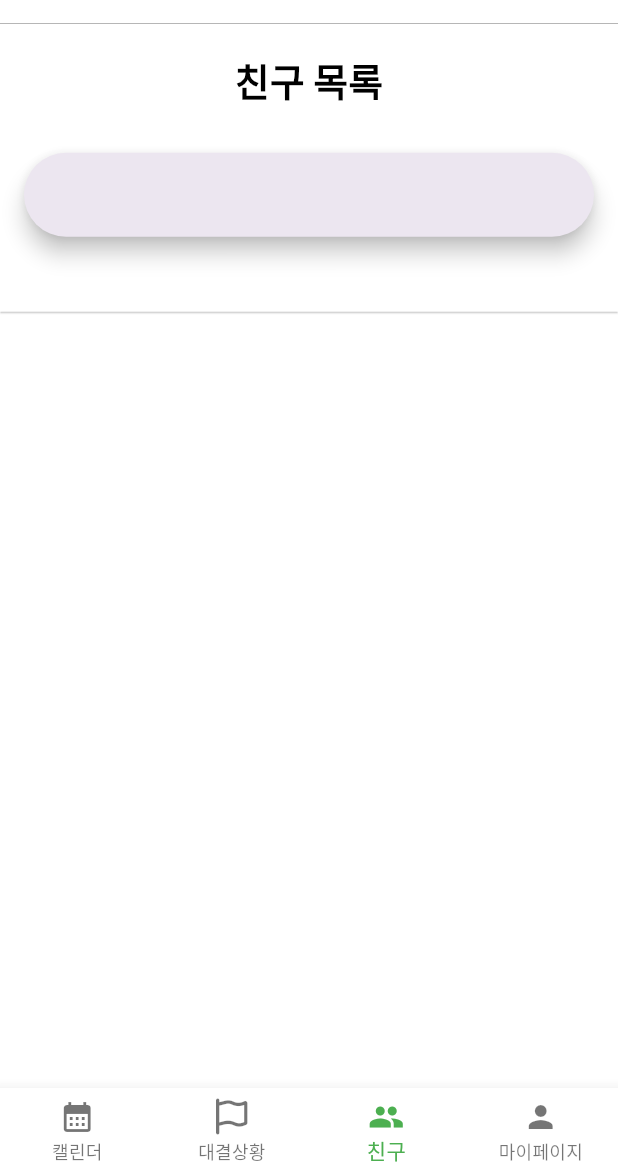
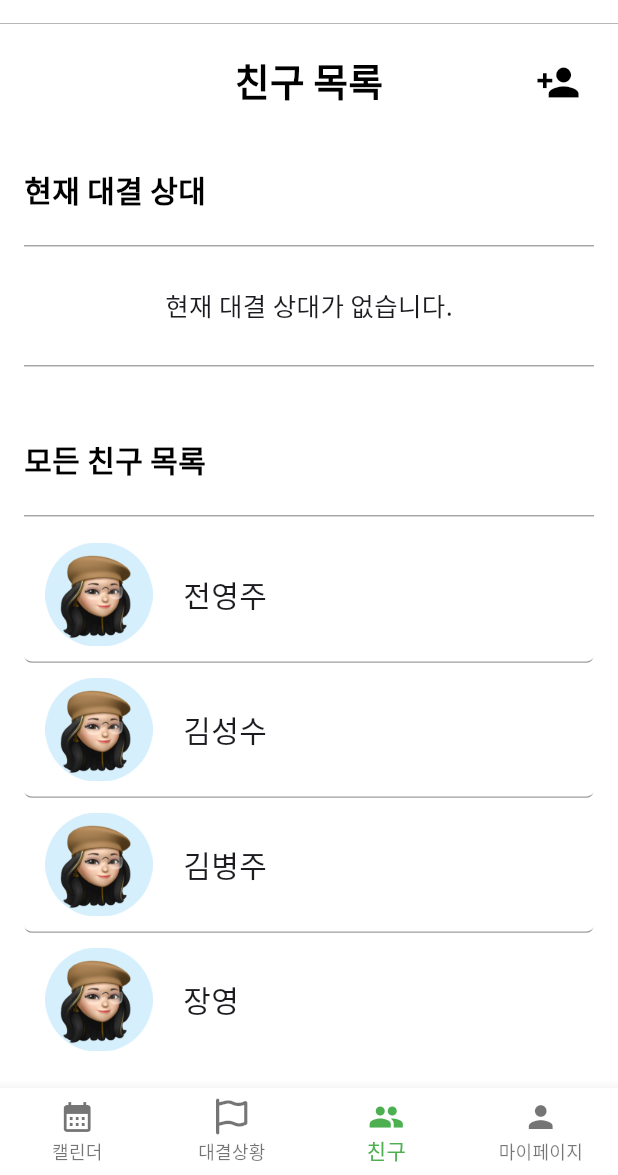
Before and after one commit to aengzu/HCI_03, a Flutter app: the screen it shows after launch, item 3 of the bottom bar chosen, on a phone screen of 412 x 824 dp, the part 61-1236 px from its top. Run offline on Flutter 3.47's test engine with Material 3 defaults, Android fonts, the phone set to English and light mode, and no system bars; our stand-ins replace fl_chart, font_awesome_flutter, get, google_fonts.

Commit message:
feat: 친구목록 UI

```diff
--- /dev/null
+++ b/lib/models/friend.dart
@@ -0,0 +1,20 @@
+import 'package:hci_03/constants/image_assets.dart';
+
+class Friend {
+  String name; // 유저 이름
+  String profileImage; // 이미지 주소 - TODO : 서버 구현 하면 url 수정하기
+  String bio; // 소개란
+
+  Friend({required this.name, required this.profileImage, required this.bio});
+
+}
+  Friend? currentOpponent;
+
+  List<Friend> dummyFriends = [ // dummy 데이터들. 서버 구현 시 삭제
+    Friend(name: "전영주", profileImage: ImageAssets.sender, bio: "안녕하세요."),
+    Friend(name: "김성수", profileImage: ImageAssets.sender, bio: "안녕하세요."),
+    Friend(name: "김병주", profileImage: ImageAssets.sender, bio: "안녕하세요."),
+    Friend(name: "장영", profileImage: ImageAssets.sender, bio: "안녕하세요."),
+    Friend(name: "박정록", profileImage: ImageAssets.sender, bio: "안녕하세요."),
+
+  ];
--- /dev/null
+++ b/lib/screens/myfriend/components/current_oppononent_box.dart
@@ -0,0 +1,47 @@
+import 'package:flutter/material.dart';
+import 'package:hci_03/constants/theme.dart';
+import 'package:hci_03/models/friend.dart';
+import 'package:hci_03/screens/myfriend/components/friend_container.dart';
+
+// NOTE: CurrentOpponentBox :  현재 대결 상대를 표시하는 컨테이너
+class CurrentOpponentBox extends StatelessWidget {
+  const CurrentOpponentBox({super.key});
+
+  @override
+  Widget build(BuildContext context) {
+    return Container(
+      child: Column(
+        crossAxisAlignment: CrossAxisAlignment.start,
+        children: [
+          // 현재 대결 상대라는 제목을 표시하는 텍스트
+          Text(
+            '현재 대결 상대',
+            style: textTheme().titleMedium,
+          ),
+          const SizedBox(height: 15.0), // 간격을 주기 위한 SizedBox
+          const Divider(thickness: 0.9, color: Colors.grey), // 구분선
+          // currentOpponent가 null이라면 '현재 대결 상대가 없습니다.'라는 텍스트를 표시하고,
+          // 그렇지 않다면 FriendContainer에 currentOpponent를 전달하여 표시
+          currentOpponent == null
+              ?
+              _buildNoOpponentMessage()
+              : FriendContainer(friend: currentOpponent!),
+        ],
+      ),
+    );
+  }
+  // NOTE: _buildNoOpponentMessage : '현재 대결 상대가 없습니다' 메시지를 빌드하는 함수
+  Widget _buildNoOpponentMessage() {
+    return const Column(
+      children: [
+        SizedBox(height: 20.0), // 간격을 주기 위한 SizedBox
+        Text('현재 대결 상대가 없습니다.'), // 대결 상대가 없다는 메시지
+        SizedBox(height: 20.0), // 간격을 주기 위한 SizedBox
+        Divider(thickness: 0.9, color: Colors.grey), // 구분선
+      ],
+    );
+  }
+
+
+
+}
--- /dev/null
+++ b/lib/screens/myfriend/components/friend_container.dart
@@ -0,0 +1,38 @@
+
+import 'package:flutter/cupertino.dart';
+import 'package:flutter/material.dart';
+import 'package:hci_03/constants/image_assets.dart';
+import 'package:hci_03/constants/theme.dart';
+import 'package:hci_03/models/friend.dart';
+
+class FriendContainer extends StatelessWidget {
+  const FriendContainer({
+    Key? key,
+    required this.friend,
+  }) : super(key: key);
+
+  final Friend friend; // 채팅 메시지 객체 선언
+
+  @override
+  Widget build(BuildContext context) {
+    return Container(
+      decoration: const BoxDecoration(
+        borderRadius: BorderRadius.all(Radius.circular(5.0)),
+        border: Border(
+          bottom: BorderSide(color:  Colors.grey, width: 0.9),
+        ),
+      ),
+      height: 90, // 컨테이너 높이 설정
+      child: Padding(
+        padding: const EdgeInsets.all(10), // 모든 측면에 20의 패딩 적용
+        child: Row(
+          children: [
+            Image.asset(friend.profileImage, width: 80, height: 80),
+            const SizedBox(width: 16.0), // 이미지와 텍스트 사이의 간격 설정
+            Text(friend.name, style: textTheme().bodyLarge,overflow: TextOverflow.ellipsis, textAlign: TextAlign.start,),
+          ],
+              ),
+            ),
+            );
+  }
+}
--- /dev/null
+++ b/lib/screens/myfriend/components/friends_body.dart
@@ -0,0 +1,44 @@
+import 'package:flutter/material.dart';
+import 'package:hci_03/constants/theme.dart';
+import 'package:hci_03/screens/myfriend/components/current_oppononent_box.dart';
+import 'friend_container.dart';
+import 'package:hci_03/models/friend.dart';
+
+class FriendsBody extends StatelessWidget {
+  const FriendsBody({super.key});
+
+  @override
+  Widget build(BuildContext context) {
+    return Container(
+      margin: EdgeInsets.zero,
+      child: Padding(
+        padding: EdgeInsets.symmetric(vertical: 20, horizontal: 16),
+        child: Column(
+          crossAxisAlignment: CrossAxisAlignment.start,
+          children: [
+            CurrentOpponentBox(),
+            const SizedBox(height: 40.0),
+            Text(
+              '모든 친구 목록',
+              style: textTheme().titleMedium,
+            ),
+            const SizedBox(height: 15.0),
+            const Divider(thickness: 0.9, color: Colors.grey),
+            Expanded(
+              child: ListView.builder(
+                itemCount: dummyFriends.length, // 첫 번째 친구는 위에서 사용됨
+                itemBuilder: (context, index) {
+                  return Column(
+                    children: [
+                      FriendContainer(friend: dummyFriends[index]),
+                    ],
+                  );
+                },
+              ),
+            ),
+          ],
+        ),
+      ),
+    );
+  }
+}
--- a/lib/screens/myfriend/components/friends_header.dart
+++ b/lib/screens/myfriend/components/friends_header.dart
@@ -2,130 +2,46 @@ import 'package:flutter/material.dart'; // 플러터 머티리얼 디자인 라
 import 'package:font_awesome_flutter/font_awesome_flutter.dart'; // Font Awesome 아이콘 라이브러리
 import 'package:hci_03/constants/colors.dart';
 import 'package:hci_03/constants/theme.dart';
+import 'package:hci_03/models/friend.dart';
+import 'package:hci_03/screens/myfriend/components/custom_searchbar.dart';
+import 'package:hci_03/screens/myfriend/components/friend_container.dart';
 
+import 'friends_body.dart';
 
 class FriendsHeader extends StatelessWidget {
   const FriendsHeader({super.key}); // 생성자
 
   @override
   Widget build(BuildContext context) {
-    // Card 위젯을 사용하여 헤더 부분의 UI를 구성
-    return Card(
-      color: Colors.white,
-      elevation: 0.5, // 카드의 그림자 깊이
-      margin: EdgeInsets.zero, // 카드의 외부 여백 제거
-      shape: RoundedRectangleBorder(borderRadius: BorderRadius.circular(0.0)), // 카드 모서리 둥글기 제거
+    return Container(
+      margin: EdgeInsets.zero,
       child: Padding(
         padding: EdgeInsets.symmetric(vertical: 20, horizontal: 16), // 상하 20, 좌우 16 패딩
-          child: Column(
+        child: Stack(
           children: [
-              Text(
+            // 가운데 위치한 텍스트 타이틀
+            Center(
+              child: Text(
                 '친구 목록',
                 style: textTheme().titleLarge, // 텍스트 스타일
               ),
-              const SizedBox(height: 30.0), // 위젯 간의 수직 공간
-              SearchBar(
             ),
-              const SizedBox(height: 30.0), // 위젯 간의 수직 공간
+            // 오른쪽에 위치한 친구 추가 아이콘
+            Positioned(
+              right: 0,
+              child: IconButton(
+                padding: EdgeInsets.only(bottom: 10),
+                iconSize: 30,
+                icon: Icon(Icons.person_add, color: Colors.black), // 친구 추가 아이콘
+                onPressed: () {
+                  // 아이콘 클릭 시 팝업
 
-            ],
-          )
-      ),
-    );
-  }
-
-  // 라운드 텍스트 버튼을 구성하는 위젯
-  Widget _buildRoundTextButton(String title, IconData iconData) {
-    return Column(
-      children: [
-        Container(
-          width: 60,
-          height: 60,
-          decoration: BoxDecoration(
-            color: Color.fromRGBO(255, 226, 208, 1), // 배경색
-            border: Border.all(color: Color(0xFFD4D5DD), width: 0.5), // 테두리 색상과 두께
-            borderRadius: BorderRadius.circular(30.0), // 모서리 둥글기
-          ),
-          child: Icon(
-            iconData,
-            color: Colors.orange, // 아이콘 색상
+                },
               ),
             ),
-        SizedBox(height: 10.0), // 아이콘과 텍스트 사이의 공간
-        Text(
-            title,
-            style: textTheme().titleLarge // 텍스트 스타일
-        )
           ],
-    );
-  }
-
-  // 프로필 보기 버튼 위젯
-  Widget _buildProfileButton() {
-    return InkWell(
-      onTap: () {}, // 클릭 이벤트 처리(현재 미정의)
-      child: Container(
-        decoration: BoxDecoration(
-          border: Border.all(
-            color: Color(0xFFD4D5DD),
-            width: 1.0,
-          ),
-          borderRadius: BorderRadius.circular(6.0), // 모서리 둥글기
-        ),
-        height: 45, // 컨테이너 높이
-        child: Center(
-          child: Text(
-            '프로필 보기',
-            style: textTheme().titleMedium, // 텍스트 스타일
-          ),
         ),
       ),
     );
   }
-
-  // 프로필 정보 행을 구성하는 위젯
-  Widget _buildProfileRow() {
-    return Row(
-      children: [
-        Stack(
-          children: [
-            SizedBox(
-              width: 65,
-              height: 65,
-              child: ClipRRect(
-                borderRadius: BorderRadius.circular(32.5), // 이미지 모서리 둥글기
-                child: Image.network('https://picsum.photos/200/100/',
-                  fit: BoxFit.cover, // 이미지 채우기 방식
-                ),
-              ),
-            ),
-            Positioned(bottom: 0, right: 0, // 포지션 조정
-              child: Container(
-                width: 20,
-                height: 20,
-                decoration: BoxDecoration(
-                    borderRadius: BorderRadius.circular(15), // 모서리 둥글기
-                    color: Colors.grey[100]), // 배경색
-                child: Icon(
-                  Icons.camera_alt_outlined,
-                  size: 15, // 아이콘 크기
-                ),
-              ),
-            ),
-          ],
-        ),
-        SizedBox(
-            width: 16 // 이미지와 텍스트 사이의 가로 공간
-        ),
-        Column(
-          crossAxisAlignment: CrossAxisAlignment.start, // 왼쪽 정렬
-          children: [
-            Text('developer', style: textTheme().displayMedium), // 개발자 텍스트 스타일
-            SizedBox(height: 10), // 텍스트 간의 수직 공간
-            Text('좌동 #00912'), // 세부 정보 텍스트
-          ],
-        ),
-      ],
-    );
 }
-}
--- a/lib/screens/myfriend/myfriend_screen.dart
+++ b/lib/screens/myfriend/myfriend_screen.dart
@@ -1,10 +1,11 @@
 import 'package:flutter/material.dart';
 import 'package:hci_03/screens/myfriend/components/friends_header.dart';
-
 import '../../constants/image_assets.dart';
 import '../../constants/theme.dart';
 import '../components/appbar_preffered_size.dart';
 import '../components/custom_btn.dart';
+import 'components/friends_body.dart';
+
 
 class FriendScreen extends StatelessWidget {
   const FriendScreen({super.key});
@@ -18,11 +19,16 @@ class FriendScreen extends StatelessWidget {
           IconButton(
             icon: Icon(Icons.settings), // 설정 아이콘
             onPressed: () {}, // 아이콘 버튼 클릭 이벤트 처리
-    ),],
-          bottom: appBarBottomLine(),),
+          ),
+        ],
+        bottom: appBarBottomLine(),
+      ),
       body: Column(
         children: [
           FriendsHeader(),
+          Expanded(
+            child: FriendsBody(), // FriendsBody를 Expanded로 감싸서 사용합니다.
+          ),
         ],
       ),
     );
```
Also changed, not shown: lib/models/user_model.dart (deleted, +0 -17 lines), lib/screens/myfriend/components/custom_searchbar.dart (added, +29 -0 lines), lib/screens/mypage/components/user_widget.dart (deleted, +0 -58 lines). Lines whose indentation alone changed are shown as unchanged.
